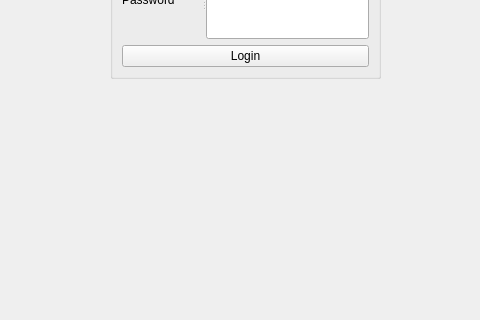
Before: the Qt Designer form QtClient/QtClient/mainwindow.ui in macovei-alex/MCProject, drawn with Qt 5; both pictures show x 130 to 610 and y 372 to 692 of the 737 by 808 pixel window.
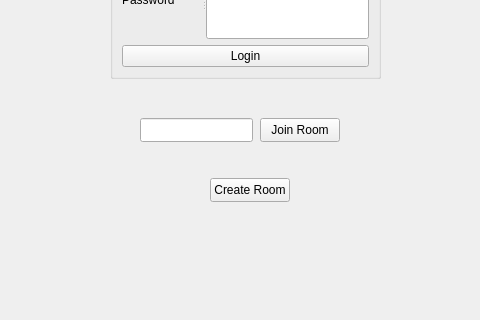
After: the same form once the commit is applied.

Commit message: Added Join, Create Room buttons and "Room: " label in canvaswindow

Patch:
```diff
--- a/QtClient/QtClient/mainwindow.ui
+++ b/QtClient/QtClient/mainwindow.ui
@@ -92,6 +92,42 @@
      <string/>
     </property>
    </widget>
+   <widget class="QPushButton" name="joinRoomButton">
+    <property name="geometry">
+     <rect>
+      <x>390</x>
+      <y>490</y>
+      <width>80</width>
+      <height>24</height>
+     </rect>
+    </property>
+    <property name="text">
+     <string>Join Room</string>
+    </property>
+   </widget>
+   <widget class="QPushButton" name="createRoomButton">
+    <property name="geometry">
+     <rect>
+      <x>340</x>
+      <y>550</y>
+      <width>80</width>
+      <height>24</height>
+     </rect>
+    </property>
+    <property name="text">
+     <string>Create Room</string>
+    </property>
+   </widget>
+   <widget class="QLineEdit" name="createRoomLineEdit">
+    <property name="geometry">
+     <rect>
+      <x>270</x>
+      <y>490</y>
+      <width>113</width>
+      <height>24</height>
+     </rect>
+    </property>
+   </widget>
   </widget>
   <widget class="QMenuBar" name="menubar">
    <property name="geometry">
```
Left out of the diff: 2 changed lines with no effect on the pictures. The commit also changes 13 other files.
